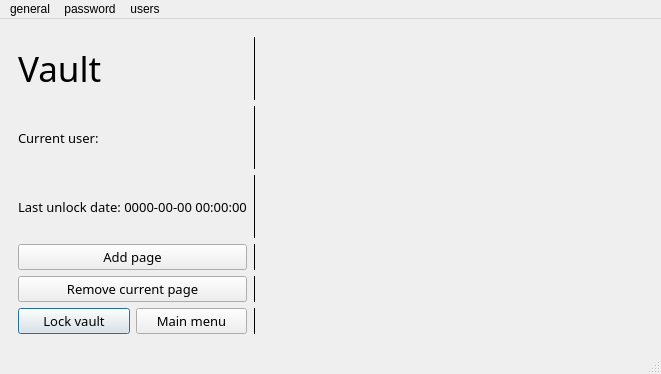
lgtm-migrator/lightning-pass, file lightning_pass/gui/static/qt_designer/main.ui: the form before one commit.
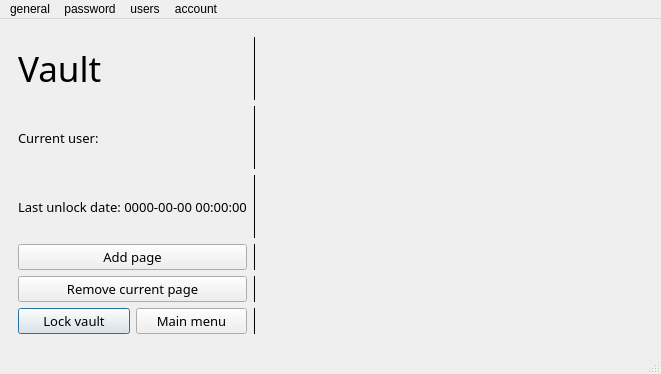
The form after the commit. Icons and pictures are not drawn.

Diff of the .ui file:
```diff
--- a/lightning_pass/gui/static/qt_designer/main.ui
+++ b/lightning_pass/gui/static/qt_designer/main.ui
@@ -1731,9 +1731,18 @@
     <addaction name="action_main_menu"/>
     <addaction name="menu_theme"/>
    </widget>
+   <widget class="QMenu" name="menu_account_2">
+    <property name="title">
+     <string>account</string>
+    </property>
+    <addaction name="action_profile"/>
+    <addaction name="action_master_password"/>
+    <addaction name="action_vault"/>
+   </widget>
    <addaction name="menu_general"/>
    <addaction name="menu_password"/>
    <addaction name="menu_users"/>
+   <addaction name="menu_account_2"/>
   </widget>
   <widget class="QStatusBar" name="statusbar"/>
   <action name="actionlogin">
```
Left out of the diff: 17 changed lines with no effect on the pictures.
